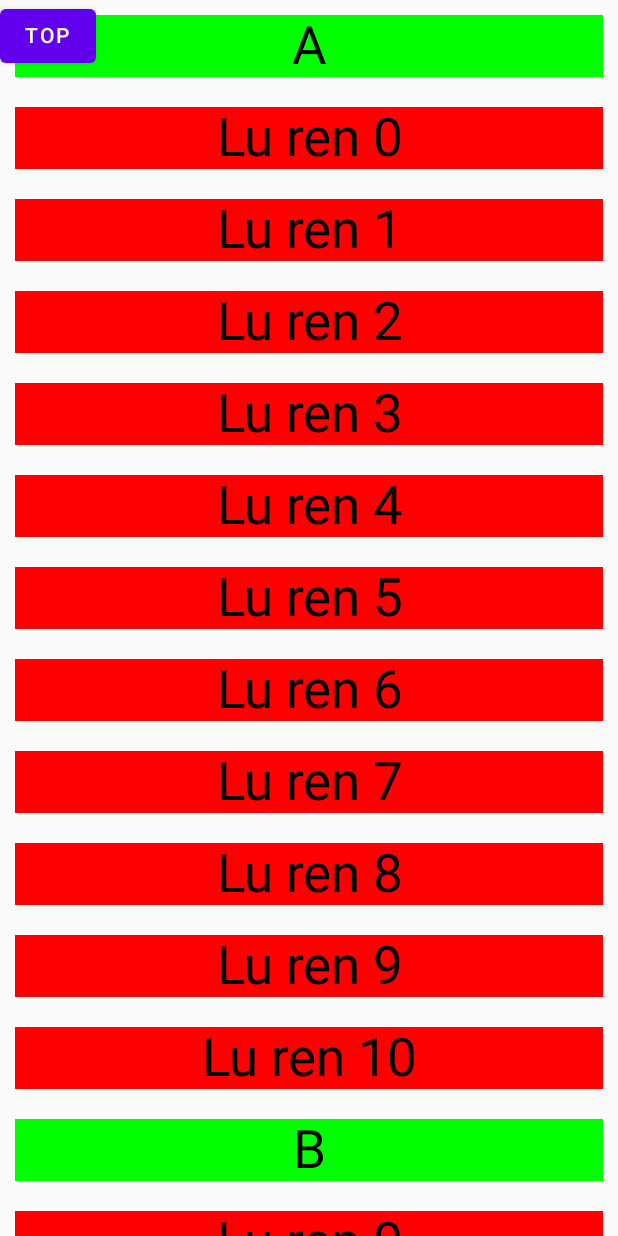
After one commit to anlonglong/JetpackComposeBookLearn, an Android app built with Jetpack Compose: the StickActivity screen opened directly, with no data from a screen before it, on a phone screen of 412 x 824 dp. The commit adds this screen. Run offline under Robolectric (Android 15) with nearby library versions, the phone set to English and light mode, and no system bars.

Commit message:
Stick LazyColumn simple usage2

```diff
--- a/app/src/main/AndroidManifest.xml
+++ b/app/src/main/AndroidManifest.xml
@@ -42,6 +42,7 @@
         <activity android:name=".chapter4.ConstranitActivity" />
         <activity android:name=".chapter5.LazyColumnActivty" />
         <activity android:name=".chapter5.MultiTypeActivity" />
+        <activity android:name=".chapter5.StickActivity" />
     </application>
 
 </manifest>
--- /dev/null
+++ b/app/src/main/java/com/longlong/an/jetpackcomposebooklearn/chapter5/StickActivity.kt
@@ -0,0 +1,160 @@
+package com.longlong.an.jetpackcomposebooklearn.chapter5
+
+import android.os.Bundle
+import androidx.activity.ComponentActivity
+import androidx.activity.compose.setContent
+import androidx.compose.foundation.ExperimentalFoundationApi
+import androidx.compose.foundation.background
+import androidx.compose.foundation.layout.Box
+import androidx.compose.foundation.layout.fillMaxWidth
+import androidx.compose.foundation.layout.height
+import androidx.compose.foundation.layout.padding
+import androidx.compose.foundation.lazy.LazyColumn
+import androidx.compose.foundation.lazy.items
+import androidx.compose.foundation.lazy.rememberLazyListState
+import androidx.compose.material.Button
+import androidx.compose.material.Text
+import androidx.compose.runtime.Composable
+import androidx.compose.runtime.rememberCoroutineScope
+import androidx.compose.ui.Modifier
+import androidx.compose.ui.graphics.Color
+import androidx.compose.ui.text.style.TextAlign
+import androidx.compose.ui.unit.dp
+import androidx.compose.ui.unit.sp
+import kotlinx.coroutines.launch
+import kotlin.coroutines.EmptyCoroutineContext
+import kotlin.coroutines.startCoroutine
+
+@OptIn(ExperimentalFoundationApi::class)
+class StickActivity : ComponentActivity() {
+
+    override fun onCreate(savedInstanceState: Bundle?) {
+        super.onCreate(savedInstanceState)
+
+        setContent {
+
+            Test2()
+
+        }
+    }
+
+    @Composable
+    fun Test2() {
+        val contract = contractData()
+        val listState = rememberLazyListState()
+        val coroutineScope = rememberCoroutineScope()
+        Box{
+            LazyColumn(state = listState) {
+                contract.forEach { (letter, nameList) ->
+                    run {
+                        stickyHeader {
+                            Text(
+                                text = letter,
+                                modifier = Modifier
+                                    .padding(10.dp)
+                                    .background(Color.Green)
+                                    .fillMaxWidth(),
+                                textAlign = TextAlign.Center,
+                                fontSize = 35.sp
+                            )
+                        }
+
+                        items(nameList) { c ->
+                            Text(
+                                text = c,
+                                modifier = Modifier
+                                    .padding(10.dp)
+                                    .background(Color.Red)
+                                    .fillMaxWidth(),
+                                textAlign = TextAlign.Center,
+                                fontSize = 35.sp
+                            )
+                        }
+                    }
+                }
+            }
+            Button(onClick = {
+                coroutineScope.launch {
+                    listState.animateScrollToItem(index = 0)
+                }
+            }) {
+                Text(text = "TOP")
+            }
+        }
+
+    }
+
+    @Composable
+    fun Test() {
+        val data = createChatData()
+        LazyColumn {
+            items(data) { item ->
+                Text(
+                    text = item.content,
+                    modifier = Modifier
+                        .padding(10.dp)
+                        .background(Color.Red)
+                        .height(150.dp)
+                        .fillMaxWidth(),
+                    textAlign = TextAlign.Center,
+                    fontSize = 35.sp
+                )
+            }
+
+            stickyHeader {
+                Text(
+                    text = "我是粘性标题",
+                    modifier = Modifier
+                        .padding(10.dp)
+                        .background(Color.Green)
+                        .height(150.dp)
+                        .fillMaxWidth(),
+                    textAlign = TextAlign.Center,
+                    fontSize = 35.sp
+                )
+            }
+
+            items(data) { item ->
+                Text(
+                    text = item.content,
+                    modifier = Modifier
+                        .padding(10.dp)
+                        .background(Color.Red)
+                        .height(150.dp)
+                        .fillMaxWidth(),
+                    textAlign = TextAlign.Center,
+                    fontSize = 35.sp
+                )
+            }
+        }
+    }
+
+    private fun createChatData() = arrayListOf<Chat>().apply {
+        add(Chat("你好啊小红"))
+        add(Chat("你在干啥呢"))
+        add(Chat("想问你个事"))
+        add(Chat("没事，还在夏代吗", false))
+        add(Chat("什么事啊大哥", false))
+        add(Chat("没事"))
+        add(Chat("好吧", false))
+    }
+
+    private fun contractData(): MutableList<Contract> {
+        val letter = arrayListOf("A", "B", "C", "D", "E")
+        val contracts = arrayListOf<Contract>()
+        val names = arrayListOf<String>()
+        for (i in 0..10) {
+            names.add("Lu ren $i")
+        }
+        letter.forEach { it ->
+            contracts.add(Contract(it, names))
+        }
+
+        return contracts
+    }
+
+    data class Chat(val content: String, val isLeft: Boolean = true)
+
+    data class Contract(val letter: String, val names: List<String>)
+
+}
```
Also changed, not shown: app/src/main/java/com/longlong/an/jetpackcomposebooklearn/CategoryActivity.kt (+36 -20 lines).
